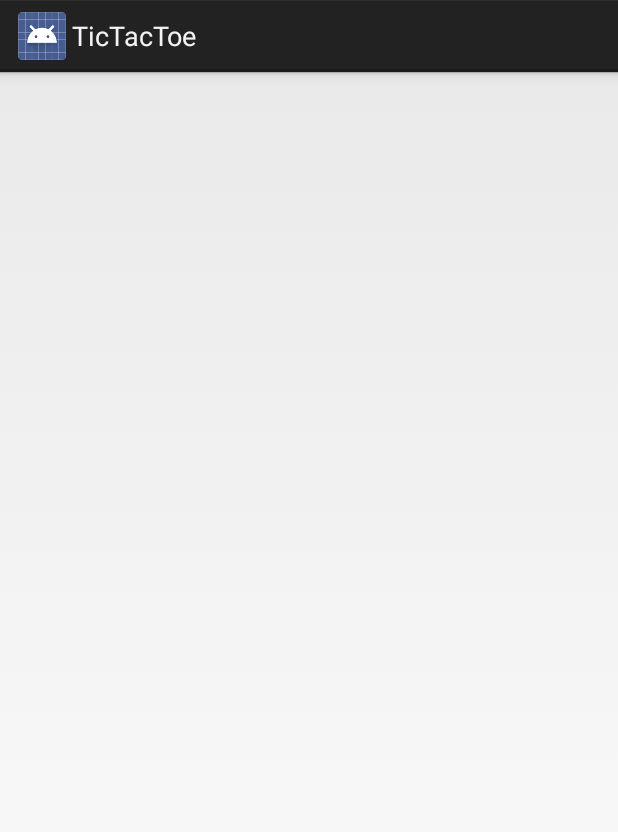
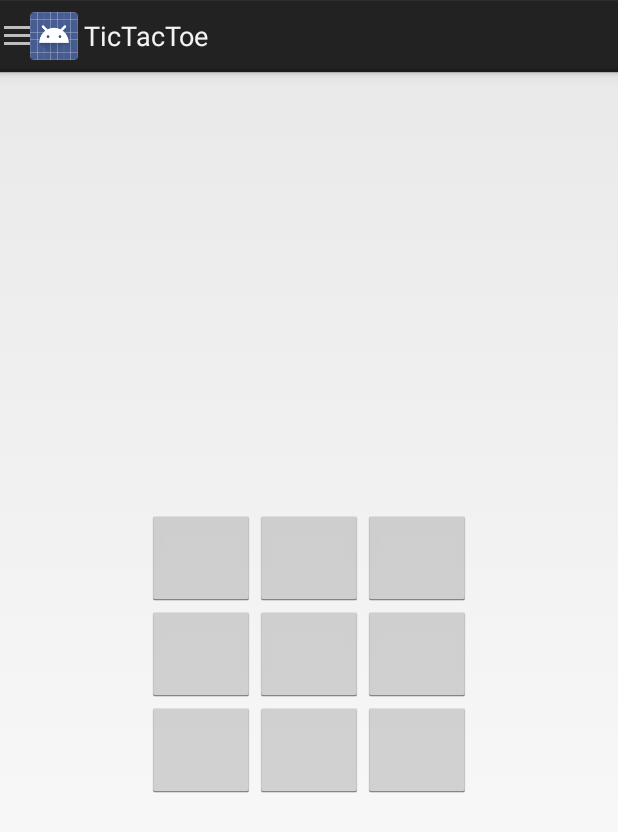
Before and after one commit to eivindveg/pg4600-assignment1, an Android app: the GameActivity screen opened directly, with no data from a screen before it, on a phone screen of 412 x 824 dp. Shown: the top 832 px of the screen. Run offline under Robolectric (Android 15) with nearby library versions, the phone set to English and light mode, and no system bars; 3 statements that could not run were skipped.

Commit message:
tictactoe: add a metric of logic

```diff
--- a/app/src/main/java/no/westerdals/student/vegeiv13/pg4600/assignment1/tictactoe/app/BaseActivity.java
+++ b/app/src/main/java/no/westerdals/student/vegeiv13/pg4600/assignment1/tictactoe/app/BaseActivity.java
@@ -2,8 +2,12 @@ package no.westerdals.student.vegeiv13.pg4600.assignment1.tictactoe.app;
 
 import android.app.Activity;
 import android.content.Intent;
+import android.content.res.Configuration;
 import android.os.Bundle;
 import android.support.v4.widget.DrawerLayout;
+import android.support.v7.app.ActionBarDrawerToggle;
+import android.view.MenuItem;
+import android.view.View;
 import android.widget.ArrayAdapter;
 import android.widget.FrameLayout;
 import android.widget.ListView;
@@ -17,14 +21,75 @@ public class BaseActivity extends Activity {
     protected DrawerLayout mDrawerLayout;
     protected ListView mDrawerList;
     protected FrameLayout mContentFrame;
+    private ActionBarDrawerToggle mDrawerToggle;
+    private CharSequence mTitle;
 
     @Override
     protected void onCreate(Bundle savedInstanceState) {
         super.onCreate(savedInstanceState);
         setContentView(R.layout.activity_base);
 
+        mTitle = getTitle();
+
         buildMenu();
+        buildActionBar();
     }
+
+    private void buildActionBar() {
+        if(getActionBar() == null) {
+            return;
+        }
+
+        getActionBar().setDisplayHomeAsUpEnabled(true);
+        getActionBar().setHomeButtonEnabled(true);
+
+        mDrawerToggle = new ActionBarDrawerToggle(
+                this,
+                mDrawerLayout,
+                R.string.drawer_open,
+                R.string.drawer_close
+        ) {
+
+            /** Called when a drawer has settled in a completely closed state. */
+            public void onDrawerClosed(View view) {
+                super.onDrawerClosed(view);
+                getActionBar().setTitle(mTitle);
+            }
+
+            /** Called when a drawer has settled in a completely open state. */
+            public void onDrawerOpened(View drawerView) {
+                super.onDrawerOpened(drawerView);
+                getActionBar().setTitle(mTitle);
+            }
+        };
+        mDrawerLayout.setDrawerListener(mDrawerToggle);
+    }
+
+    @Override
+    protected void onPostCreate(Bundle savedInstanceState) {
+        super.onPostCreate(savedInstanceState);
+        // Sync the toggle state after onRestoreInstanceState has occurred.
+        mDrawerToggle.syncState();
+    }
+
+    @Override
+    public void onConfigurationChanged(Configuration newConfig) {
+        super.onConfigurationChanged(newConfig);
+        mDrawerToggle.onConfigurationChanged(newConfig);
+    }
+
+    @Override
+    public boolean onOptionsItemSelected(MenuItem item) {
+        // Pass the event to ActionBarDrawerToggle, if it returns
+        // true, then it has handled the app icon touch event
+        if (mDrawerToggle.onOptionsItemSelected(item)) {
+            return true;
+        }
+        // Handle your other action bar items...
+
+        return super.onOptionsItemSelected(item);
+    }
+
 
     private void buildMenu() {
         mContentFrame = (FrameLayout) findViewById(R.id.content_frame);
--- a/app/src/main/java/no/westerdals/student/vegeiv13/pg4600/assignment1/tictactoe/app/GameActivity.java
+++ b/app/src/main/java/no/westerdals/student/vegeiv13/pg4600/assignment1/tictactoe/app/GameActivity.java
@@ -1,4 +1,27 @@
 package no.westerdals.student.vegeiv13.pg4600.assignment1.tictactoe.app;
 
+import android.os.Bundle;
+import android.widget.TextView;
+import no.westerdals.student.vegeiv13.pg4600.assignment1.tictactoe.app.game.actors.Player;
+
 public class GameActivity extends BaseActivity {
+
+    private Player[] players;
+
+    @Override
+    protected void onCreate(Bundle savedInstanceState) {
+        super.onCreate(savedInstanceState);
+
+        getLayoutInflater().inflate(R.layout.game_board, mContentFrame);
+
+        setupPlayers();
+    }
+
+    private void setupPlayers() {
+        players = (Player[]) getIntent().getSerializableExtra("players");
+        TextView playerOneText = (TextView) findViewById(R.id.playerOneName);
+        playerOneText.setText(players[0].getName());
+        TextView playerTwoText = (TextView) findViewById(R.id.playerTwoName);
+        playerTwoText.setText(players[1].getName());
+    }
 }
--- a/app/src/main/java/no/westerdals/student/vegeiv13/pg4600/assignment1/tictactoe/app/NewGameActivity.java
+++ b/app/src/main/java/no/westerdals/student/vegeiv13/pg4600/assignment1/tictactoe/app/NewGameActivity.java
@@ -10,8 +10,6 @@ import no.westerdals.student.vegeiv13.pg4600.assignment1.tictactoe.app.game.exce
 
 public class NewGameActivity extends BaseActivity {
 
-    private Button button;
-
     @Override
     protected void onCreate(Bundle savedInstanceState) {
         super.onCreate(savedInstanceState);
@@ -22,17 +20,17 @@ public class NewGameActivity extends BaseActivity {
     }
 
     private void wireButton() {
-        button = (Button) findViewById(R.id.start_game_button);
+        final Button button = (Button) findViewById(R.id.start_game_button);
         EditText player1 = (EditText) findViewById(R.id.playerOneText);
         EditText player2 = (EditText) findViewById(R.id.playerTwoText);
         button.setOnClickListener(v -> {
             try {
                 Player[] players = Player.fromTextFields(player1.getText().toString(), player2.getText().toString());
-                Intent gameIntent = new Intent(this, GameActivity.class);
+                Intent gameIntent = new Intent(NewGameActivity.this, GameActivity.class);
                 gameIntent.putExtra("players", players);
-                startActivity(gameIntent);
-            } catch(PlayerException e) {
-                Toast.makeText(this, "Please input valid player name for " + e.getPlayerId(), Toast.LENGTH_LONG);
+                NewGameActivity.this.startActivity(gameIntent);
+            } catch (PlayerException e) {
+                Toast.makeText(NewGameActivity.this, "Please input valid player name for Player " + e.getPlayerId() + 1, Toast.LENGTH_LONG).show();
             }
         });
     }
--- /dev/null
+++ b/app/src/main/java/no/westerdals/student/vegeiv13/pg4600/assignment1/tictactoe/app/game/Game.java
@@ -0,0 +1,15 @@
+package no.westerdals.student.vegeiv13.pg4600.assignment1.tictactoe.app.game;
+
+import no.westerdals.student.vegeiv13.pg4600.assignment1.tictactoe.app.game.actors.Player;
+
+public class Game {
+
+    private TicTacToeBoard board;
+    private Player playerOne;
+    private Player playerTwo;
+
+    public Game(Player playerOne, Player playerTwo) {
+        this.playerOne = playerOne;
+        this.playerTwo = playerTwo;
+    }
+}
--- /dev/null
+++ b/app/src/main/java/no/westerdals/student/vegeiv13/pg4600/assignment1/tictactoe/app/game/Square.java
@@ -0,0 +1,14 @@
+package no.westerdals.student.vegeiv13.pg4600.assignment1.tictactoe.app.game;
+
+public class Square {
+
+    private SquareState state;
+
+    public Square() {
+        state = SquareState.EMPTY;
+    }
+
+    public void setState(SquareState newState) {
+        state = newState;
+    }
+}
--- /dev/null
+++ b/app/src/main/java/no/westerdals/student/vegeiv13/pg4600/assignment1/tictactoe/app/game/SquareState.java
@@ -0,0 +1,5 @@
+package no.westerdals.student.vegeiv13.pg4600.assignment1.tictactoe.app.game;
+
+public enum SquareState {
+    EMPTY, X, O
+}
--- /dev/null
+++ b/app/src/main/java/no/westerdals/student/vegeiv13/pg4600/assignment1/tictactoe/app/game/TicTacToeBoard.java
@@ -0,0 +1,16 @@
+package no.westerdals.student.vegeiv13.pg4600.assignment1.tictactoe.app.game;
+
+public class TicTacToeBoard {
+
+    private Square[][] board = new Square[3][3];
+
+    public TicTacToeBoard() {
+        for (int i = 0; i < board.length; i++) {
+            for (int j = 0; j < board[i].length; j++) {
+                board[i][j] = new Square();
+            }
+        }
+    }
+
+    public
+}
--- /dev/null
+++ b/app/src/main/res/layout/game_board.xml
@@ -0,0 +1,84 @@
+<?xml version="1.0" encoding="utf-8"?>
+<RelativeLayout xmlns:android="http://schemas.android.com/apk/res/android"
+                android:orientation="vertical"
+                android:layout_width="match_parent"
+                android:layout_height="match_parent">
+
+    <RelativeLayout
+            android:layout_width="fill_parent"
+            android:layout_height="wrap_content">
+
+        <TextView
+                android:layout_width="wrap_content"
+                android:layout_height="wrap_content"
+                android:textAppearance="?android:attr/textAppearanceMedium"
+                android:id="@+id/playerOneName"
+                android:layout_alignParentTop="true"
+                android:layout_alignParentStart="true"/>
+
+        <TextView
+                android:layout_width="wrap_content"
+                android:layout_height="wrap_content"
+                android:textAppearance="?android:attr/textAppearanceMedium"
+                android:id="@+id/playerTwoName"
+                android:layout_alignParentTop="true"
+                android:layout_alignParentEnd="true"/>
+    </RelativeLayout>
+
+
+    <TableLayout
+            android:layout_width="wrap_content"
+            android:layout_height="wrap_content"
+            android:layout_centerVertical="true"
+            android:layout_centerHorizontal="true">
+
+        <TableRow>
+
+            <ImageButton
+                    android:id="@+id/board_0_0"
+                    android:src="@drawable/blank"
+                    android:contentDescription="@string/top_left"/>
+            <ImageButton
+                    android:id="@+id/board_0_1"
+                    android:src="@drawable/blank"
+                    android:contentDescription="@string/top_center"/>
+            <ImageButton
+                    android:id="@+id/board_0_2"
+                    android:src="@drawable/blank"
+                    android:contentDescription="@string/top_right"/>
+        </TableRow>
+        <TableRow>
+
+            <ImageButton
+                    android:id="@+id/board_1_0"
+                    android:src="@drawable/blank"
+                    android:contentDescription="@string/center_left"/>
+            <ImageButton
+                    android:id="@+id/board_1_1"
+                    android:src="@drawable/blank"
+                    android:contentDescription="@string/center"/>
+            <ImageButton
+                    android:id="@+id/board_1_2"
+                    android:src="@drawable/blank"
+                    android:contentDescription="@string/center_right"/>
+        </TableRow>
+        <TableRow>
+
+            <ImageButton
+                    android:id="@+id/board_2_0"
+                    android:src="@drawable/blank"
+                    android:contentDescription="@string/bottom_left"/>
+            <ImageButton
+                    android:id="@+id/board_2_1"
+                    android:src="@drawable/blank"
+                    android:contentDescription="@string/bottom_center"/>
+            <ImageButton
+                    android:id="@+id/board_2_2"
+                    android:src="@drawable/blank"
+                    android:contentDescription="@string/bottom_right"/>
+        </TableRow>
+
+
+    </TableLayout>
+
+</RelativeLayout>
--- a/app/src/main/res/values/strings.xml
+++ b/app/src/main/res/values/strings.xml
@@ -8,5 +8,16 @@
     <string name="player_one">Player 1</string>
     <string name="player_two">Player 2</string>
     <string name="start_game">Start Game</string>
+    <string name="top_left">Top left</string>
+    <string name="top_right">Top right</string>
+    <string name="top_center">Top center</string>
+    <string name="center_left">Center left</string>
+    <string name="center">Center</string>
+    <string name="center_right">Center right</string>
+    <string name="bottom_left">Bottom left</string>
+    <string name="bottom_center">Bottom center</string>
+    <string name="bottom_right">Bottom right</string>
+    <string name="drawer_open">Open drawer</string>
+    <string name="drawer_close">Close drawer</string>
 
 </resources>
```
Also changed, not shown: app/src/main/blank-web.png (added), app/src/main/res/drawable-hdpi/blank.png (added), app/src/main/res/drawable-mdpi/blank.png (added), app/src/main/res/drawable-xhdpi/blank.png (added), app/src/main/res/drawable-xxhdpi/blank.png (added).
